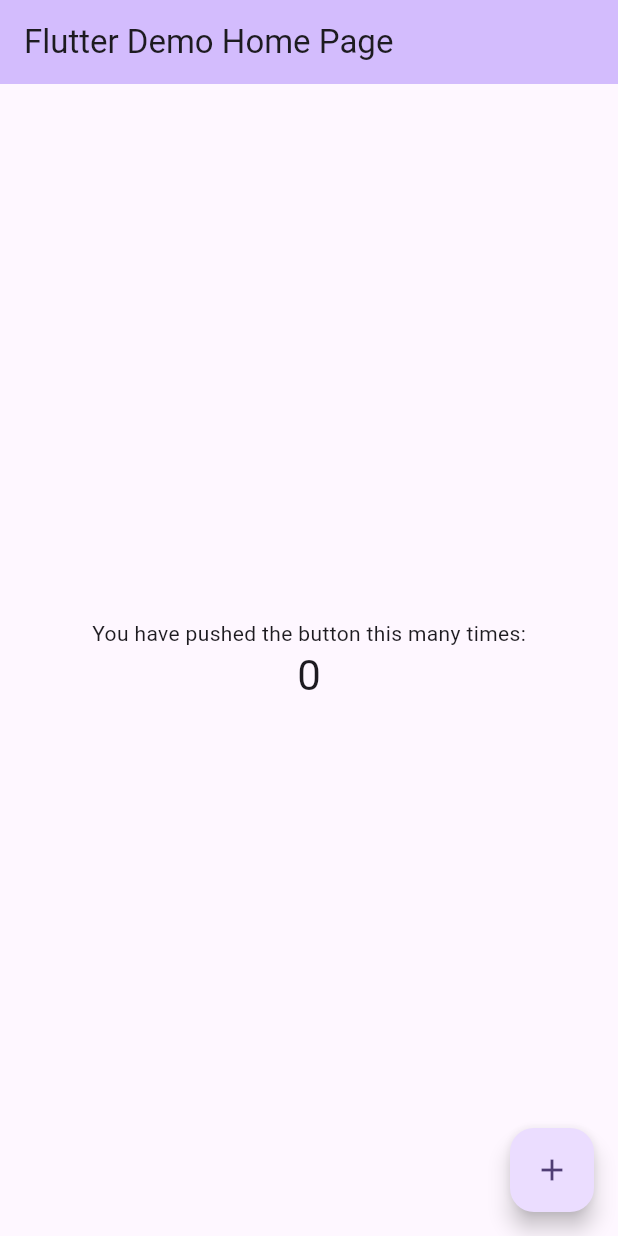
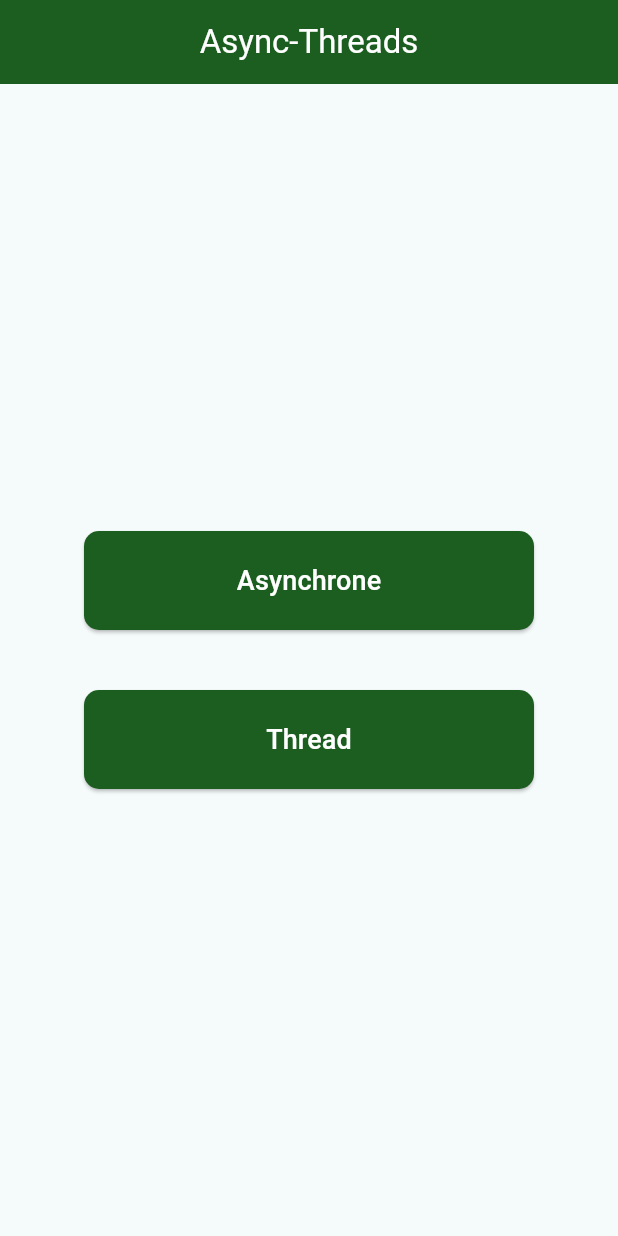
Before and after one commit to lecodeur228/async_threads, a Flutter app: the screen it shows after launch, on a phone screen of 412 x 824 dp. Run offline on Flutter 3.47's test engine with Material 3 defaults, Android fonts, the phone set to English and light mode, and no system bars; our stand-ins replace shimmer.

Commit message:
homeScreen,productScreen

```diff
--- a/lib/main.dart
+++ b/lib/main.dart
@@ -1,3 +1,4 @@
+import 'package:async_thread_app/screens/home_screen.dart';
 import 'package:flutter/material.dart';
 
 void main() {
@@ -7,119 +8,16 @@ void main() {
 class MyApp extends StatelessWidget {
   const MyApp({super.key});
 
-  // This widget is the root of your application.
   @override
   Widget build(BuildContext context) {
     return MaterialApp(
-      title: 'Flutter Demo',
+      title: 'Async-Threads',
+      debugShowCheckedModeBanner: false,
       theme: ThemeData(
-        // This is the theme of your application.
-        //
-        // TRY THIS: Try running your application with "flutter run". You'll see
-        // the application has a purple toolbar. Then, without quitting the app,
-        // try changing the seedColor in the colorScheme below to Colors.green
-        // and then invoke "hot reload" (save your changes or press the "hot
-        // reload" button in a Flutter-supported IDE, or press "r" if you used
-        // the command line to start the app).
-        //
-        // Notice that the counter didn't reset back to zero; the application
-        // state is not lost during the reload. To reset the state, use hot
-        // restart instead.
-        //
-        // This works for code too, not just values: Most code changes can be
-        // tested with just a hot reload.
-        colorScheme: ColorScheme.fromSeed(seedColor: Colors.deepPurple),
+        colorScheme: ColorScheme.fromSeed(seedColor: Colors.white),
         useMaterial3: true,
       ),
-      home: const MyHomePage(title: 'Flutter Demo Home Page'),
+      home: const HomeScreen(),
     );
   }
 }
-
-class MyHomePage extends StatefulWidget {
-  const MyHomePage({super.key, required this.title});
-
-  // This widget is the home page of your application. It is stateful, meaning
-  // that it has a State object (defined below) that contains fields that affect
-  // how it looks.
-
-  // This class is the configuration for the state. It holds the values (in this
-  // case the title) provided by the parent (in this case the App widget) and
-  // used by the build method of the State. Fields in a Widget subclass are
-  // always marked "final".
-
-  final String title;
-
-  @override
-  State<MyHomePage> createState() => _MyHomePageState();
-}
-
-class _MyHomePageState extends State<MyHomePage> {
-  int _counter = 0;
-
-  void _incrementCounter() {
-    setState(() {
-      // This call to setState tells the Flutter framework that something has
-      // changed in this State, which causes it to rerun the build method below
-      // so that the display can reflect the updated values. If we changed
-      // _counter without calling setState(), then the build method would not be
-      // called again, and so nothing would appear to happen.
-      _counter++;
-    });
-  }
-
-  @override
-  Widget build(BuildContext context) {
-    // This method is rerun every time setState is called, for instance as done
-    // by the _incrementCounter method above.
-    //
-    // The Flutter framework has been optimized to make rerunning build methods
-    // fast, so that you can just rebuild anything that needs updating rather
-    // than having to individually change instances of widgets.
-    return Scaffold(
-      appBar: AppBar(
-        // TRY THIS: Try changing the color here to a specific color (to
-        // Colors.amber, perhaps?) and trigger a hot reload to see the AppBar
-        // change color while the other colors stay the same.
-        backgroundColor: Theme.of(context).colorScheme.inversePrimary,
-        // Here we take the value from the MyHomePage object that was created by
-        // the App.build method, and use it to set our appbar title.
-        title: Text(widget.title),
-      ),
-      body: Center(
-        // Center is a layout widget. It takes a single child and positions it
-        // in the middle of the parent.
-        child: Column(
-          // Column is also a layout widget. It takes a list of children and
-          // arranges them vertically. By default, it sizes itself to fit its
-          // children horizontally, and tries to be as tall as its parent.
-          //
-          // Column has various properties to control how it sizes itself and
-          // how it positions its children. Here we use mainAxisAlignment to
-          // center the children vertically; the main axis here is the vertical
-          // axis because Columns are vertical (the cross axis would be
-          // horizontal).
-          //
-          // TRY THIS: Invoke "debug painting" (choose the "Toggle Debug Paint"
-          // action in the IDE, or press "p" in the console), to see the
-          // wireframe for each widget.
-          mainAxisAlignment: MainAxisAlignment.center,
-          children: <Widget>[
-            const Text(
-              'You have pushed the button this many times:',
-            ),
-            Text(
-              '$_counter',
-              style: Theme.of(context).textTheme.headlineMedium,
-            ),
-          ],
-        ),
-      ),
-      floatingActionButton: FloatingActionButton(
-        onPressed: _incrementCounter,
-        tooltip: 'Increment',
-        child: const Icon(Icons.add),
-      ), // This trailing comma makes auto-formatting nicer for build methods.
-    );
-  }
-}
--- /dev/null
+++ b/lib/screens/home_screen.dart
@@ -0,0 +1,69 @@
+import 'package:async_thread_app/screens/product_screen.dart';
+import 'package:flutter/material.dart';
+import 'package:async_thread_app/widgets/appbar.dart';
+
+class HomeScreen extends StatefulWidget {
+  const HomeScreen({super.key});
+
+  @override
+  State<HomeScreen> createState() => _HomeScreenState();
+}
+
+class _HomeScreenState extends State<HomeScreen> {
+  @override
+  Widget build(BuildContext context) {
+    return Scaffold(
+      appBar: MyAppBar(title: 'Async-Threads'),
+      body: Center(
+        child: Column(
+          mainAxisAlignment: MainAxisAlignment.center,
+          crossAxisAlignment: CrossAxisAlignment.center,
+          children: [
+            ElevatedButton(
+              onPressed: () {
+                Navigator.push(
+                  context,
+                  MaterialPageRoute(builder: (context) => const Products()),
+                );
+              },
+              style: ElevatedButton.styleFrom(
+                backgroundColor: Colors.green.shade900,
+                padding: EdgeInsets.symmetric(vertical: 20, horizontal: 50),
+                shape: RoundedRectangleBorder(
+                  borderRadius: BorderRadius.circular(10),
+                ),
+                minimumSize: Size(300, 60),
+              ),
+              child: const Text(
+                'Asynchrone',
+                style: TextStyle(
+                  color: Colors.white,
+                  fontSize: 18,
+                ),
+              ),
+            ),
+            SizedBox(height: 40),
+            ElevatedButton(
+              onPressed: () {},
+              style: ElevatedButton.styleFrom(
+                backgroundColor: Colors.green.shade900,
+                padding: EdgeInsets.symmetric(vertical: 20, horizontal: 50),
+                shape: RoundedRectangleBorder(
+                  borderRadius: BorderRadius.circular(10),
+                ),
+                minimumSize: Size(300, 60),
+              ),
+              child: const Text(
+                'Thread',
+                style: TextStyle(
+                  color: Colors.white,
+                  fontSize: 18,
+                ),
+              ),
+            ),
+          ],
+        ),
+      ),
+    );
+  }
+}
--- /dev/null
+++ b/lib/widgets/appbar.dart
@@ -0,0 +1,27 @@
+import 'package:flutter/material.dart';
+
+class MyAppBar extends StatelessWidget implements PreferredSizeWidget {
+  final String title;
+  const MyAppBar({
+    Key? key,
+    required this.title,
+  }) : super(key: key);
+
+  @override
+  Widget build(BuildContext context) {
+    return AppBar(
+      elevation: 0,
+      centerTitle: true,
+      backgroundColor: Colors.green.shade900,
+      title: Text(
+        title,
+        style: TextStyle(
+          color: Colors.white,
+        ),
+      ),
+    );
+  }
+
+  @override
+  Size get preferredSize => Size.fromHeight(kToolbarHeight);
+}
--- a/pubspec.yaml
+++ b/pubspec.yaml
@@ -2,7 +2,7 @@ name: async_thread_app
 description: "A new Flutter project."
 # The following line prevents the package from being accidentally published to
 # pub.dev using `flutter pub publish`. This is preferred for private packages.
-publish_to: 'none' # Remove this line if you wish to publish to pub.dev
+publish_to: "none" # Remove this line if you wish to publish to pub.dev
 
 # The following defines the version and build number for your application.
 # A version number is three numbers separated by dots, like 1.2.43
@@ -31,10 +31,11 @@ dependencies:
   flutter:
     sdk: flutter
 
-
   # The following adds the Cupertino Icons font to your application.
   # Use with the CupertinoIcons class for iOS style icons.
   cupertino_icons: ^1.0.8
+  http: ^1.2.2
+  shimmer: ^3.0.0
 
 dev_dependencies:
   flutter_test:
@@ -52,7 +53,6 @@ dev_dependencies:
 
 # The following section is specific to Flutter packages.
 flutter:
-
   # The following line ensures that the Material Icons font is
   # included with your application, so that you can use the icons in
   # the material Icons class.
```
Also changed, not shown: lib/models/product.dart (added, +23 -0 lines), lib/screens/product_screen.dart (added, +124 -0 lines), lib/services/fakestore_service.dart (added, +16 -0 lines), lib/widgets/productcard.dart (added, +83 -0 lines), pubspec.lock.
